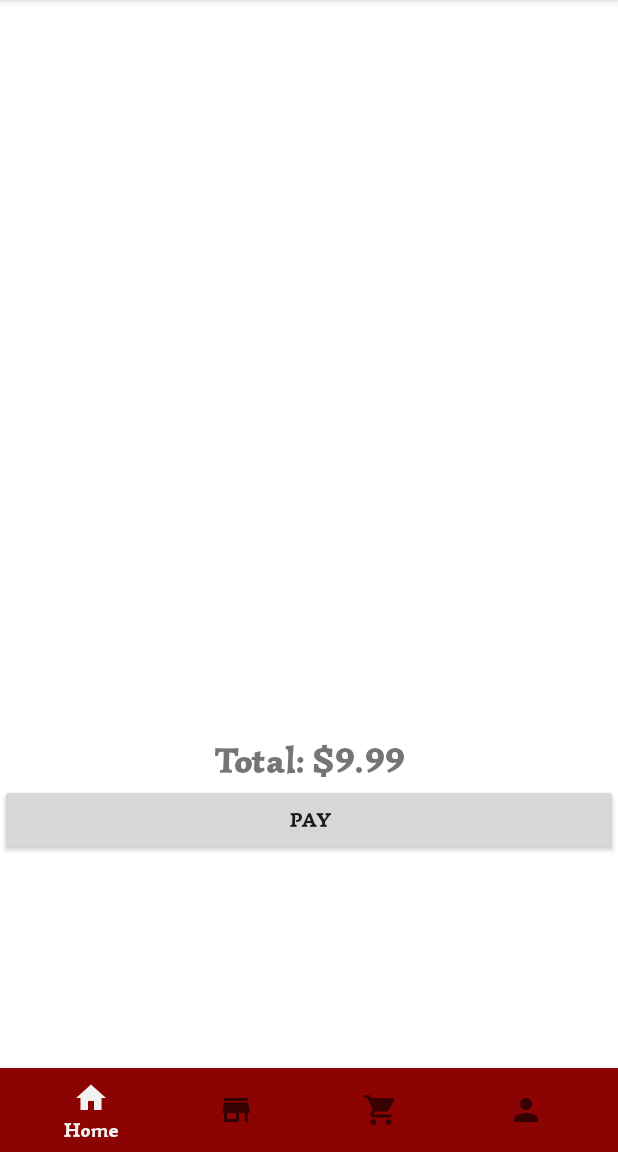
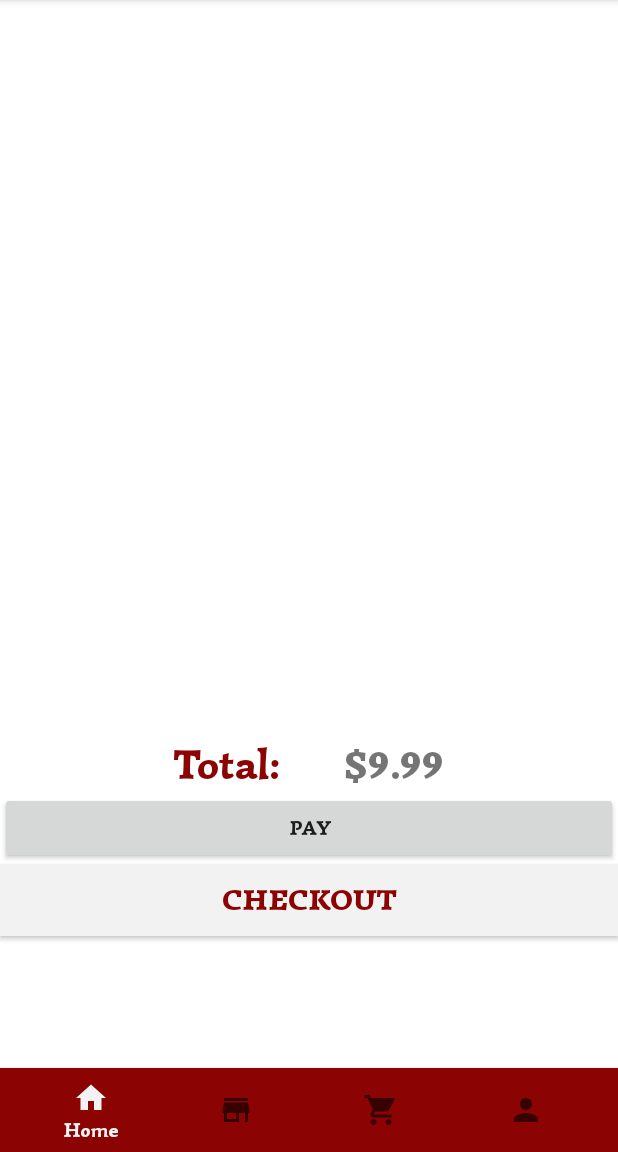
Before and after one commit to manalalsharif/MyFinalProject, an Android app: the fragment MyCart placed in its activity, on a phone screen of 412 x 824 dp, the part 84-1236 px from its top. Run offline under Robolectric (Android 15) with nearby library versions, the light colour scheme and no system bars; libraries missing offline, so code that uses them is left out: com.felipecsl.gifimageview; network calls fail; 5 statements that could not run were skipped.

Commit message:
adding checkout

```diff
--- a/myfinalprojectcs3270/app/src/main/java/com/example/myfinalprojectcs3270/Fragments/Popular.java
+++ b/myfinalprojectcs3270/app/src/main/java/com/example/myfinalprojectcs3270/Fragments/Popular.java
@@ -74,7 +74,7 @@ public class Popular extends Fragment implements MovieAdapter.RecyclerClickListe
 
         //Setting up the recycler view for the fragment.
         movieItemList = new ArrayList<>();
-        moviesRecycler = view.findViewById(R.id.movies_recycler);
+        moviesRecycler = view.findViewById(R.id.cart_recycler);
         movieAdapter = new MovieAdapter(this.getContext().getApplicationContext(), movieItemList, this);
 
         layoutManager = new GridLayoutManager(this.getActivity(), numberOfColumns());
--- a/myfinalprojectcs3270/app/src/main/res/layout/activity_history.xml
+++ b/myfinalprojectcs3270/app/src/main/res/layout/activity_history.xml
@@ -19,16 +19,17 @@
        android:layout_width="match_parent"
        android:layout_height="match_parent">
 
-   <androidx.recyclerview.widget.RecyclerView
-       android:layout_width="match_parent"
-       android:layout_marginTop="60dp"
-       android:layout_height="match_parent"
-       android:id="@+id/history_recycler"
-       app:layout_constraintBottom_toBottomOf="parent"
-       app:layout_constraintLeft_toLeftOf="parent"
-       app:layout_constraintRight_toRightOf="parent"
-       app:layout_constraintTop_toTopOf="parent"
-       android:scrollbars="vertical"/>
+
+      <androidx.recyclerview.widget.RecyclerView
+          android:id="@+id/history_recycler"
+          android:layout_width="match_parent"
+          android:layout_height="548dp"
+          app:layout_constraintBottom_toBottomOf="parent"
+          app:layout_constraintLeft_toLeftOf="parent"
+          app:layout_constraintRight_toRightOf="parent"
+          app:layout_constraintTop_toTopOf="parent">
+
+      </androidx.recyclerview.widget.RecyclerView>
 
    </LinearLayout>
 
--- a/myfinalprojectcs3270/app/src/main/res/layout/fragment_my_cart.xml
+++ b/myfinalprojectcs3270/app/src/main/res/layout/fragment_my_cart.xml
@@ -21,19 +21,46 @@
 
         </androidx.recyclerview.widget.RecyclerView>
 
-        <TextView
-            android:id="@+id/textView"
-            android:layout_width="match_parent"
+        <LinearLayout
+            android:layout_width="wrap_content"
             android:layout_height="wrap_content"
-            android:gravity="center"
-            android:text="Total: $9.99"
-            android:textSize="24sp" />
+            android:orientation="horizontal"
+            android:layout_gravity="center">
+            <TextView
+                android:id="@+id/textView"
+                android:layout_width="match_parent"
+                android:layout_height="wrap_content"
+                android:gravity="center"
+                android:text="Total:       "
+                android:textColor="@color/colorPrimaryDark"
+                android:textSize="28dp" />
+
+            <TextView
+                android:id="@+id/totalPrice"
+                android:layout_width="match_parent"
+                android:layout_height="wrap_content"
+                android:gravity="center"
+                android:text="$9.99"
+                android:textSize="26dp" />
+
+
+        </LinearLayout>
 
         <Button
             android:id="@+id/btnPay"
             android:layout_width="match_parent"
             android:layout_height="wrap_content"
             android:text="Pay" />
+
+        <Button
+            android:id="@+id/checkout"
+            android:layout_width="match_parent"
+            android:layout_height="wrap_content"
+            android:text="CHECKOUT"
+            android:textSize="20dp"
+            android:fontFamily="@font/simonetta_black"
+            android:textColor="@color/colorPrimaryDark"
+            android:background="@color/textColor_movie_favorite_white"/>
     </LinearLayout>
 
 </androidx.coordinatorlayout.widget.CoordinatorLayout>
```
